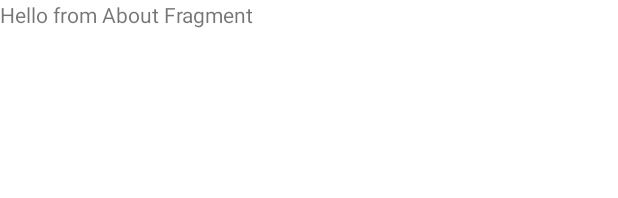
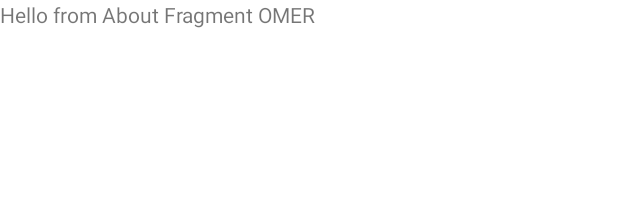
Before and after one commit to omerborshan/MySitter, an Android app: the layout fragment_about.xml on its own in the app's theme, with its tools: preview values and no code run, on a phone screen of 412 x 824 dp. Shown: the top 198 px of the screen. Run offline under Robolectric (Android 15) with nearby library versions, the phone set to English and light mode, and no system bars.

Commit message:
test after pull

```diff
--- a/app/src/main/res/layout/fragment_about.xml
+++ b/app/src/main/res/layout/fragment_about.xml
@@ -9,6 +9,6 @@
     <TextView
         android:layout_width="match_parent"
         android:layout_height="match_parent"
-        android:text="Hello from About Fragment" />
+        android:text="Hello from About Fragment OMER" />
 
 </FrameLayout>
```
